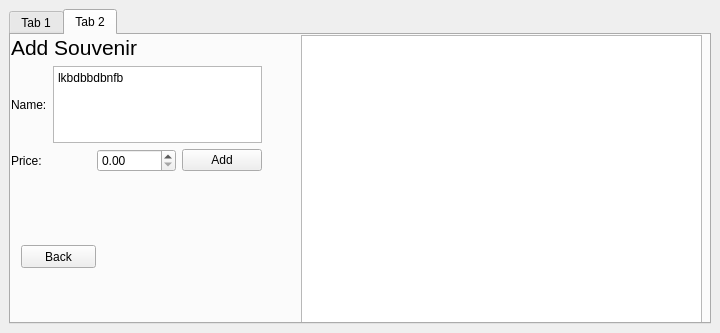
Before: the Qt Designer form admin.ui in mattjang1101/CS1D-Project-1-Go-Big-O-Go-Home-, drawn with Qt 5.
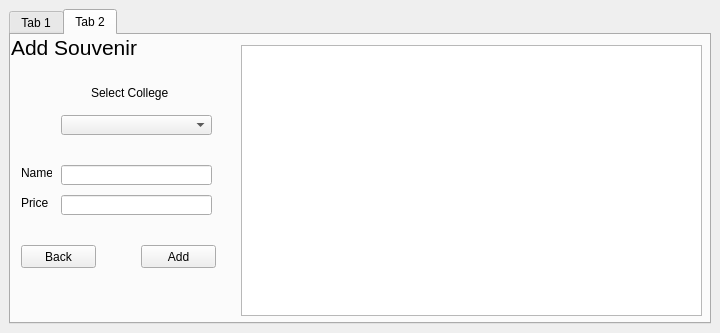
After: the same form once the commit is applied. The open tabs and pages were chosen to show the change.

The edit to the form file:
```diff
--- a/admin.ui
+++ b/admin.ui
@@ -324,58 +324,6 @@
            <string>&lt;html&gt;&lt;head/&gt;&lt;body&gt;&lt;p&gt;&lt;span style=&quot; font-size:16pt;&quot;&gt;Add Souvenir&lt;/span&gt;&lt;/p&gt;&lt;/body&gt;&lt;/html&gt;</string>
           </property>
          </widget>
-         <widget class="QWidget" name="layoutWidget">
-          <property name="geometry">
-           <rect>
-            <x>0</x>
-            <y>31</y>
-            <width>251</width>
-            <height>106</height>
-           </rect>
-          </property>
-          <layout class="QVBoxLayout" name="verticalLayout_5">
-           <item>
-            <layout class="QHBoxLayout" name="name">
-             <item>
-              <widget class="QLabel" name="nameLabel">
-               <property name="text">
-                <string>Name:</string>
-               </property>
-              </widget>
-             </item>
-             <item>
-              <widget class="QPlainTextEdit" name="nameLabelInput">
-               <property name="plainText">
-                <string>lkbdbbdbnfb
-</string>
-               </property>
-              </widget>
-             </item>
-            </layout>
-           </item>
-           <item>
-            <layout class="QHBoxLayout" name="price">
-             <item>
-              <widget class="QLabel" name="priceLabel">
-               <property name="text">
-                <string>Price:</string>
-               </property>
-              </widget>
-             </item>
-             <item>
-              <widget class="QDoubleSpinBox" name="priceInput"/>
-             </item>
-             <item>
-              <widget class="QPushButton" name="addButton">
-               <property name="text">
-                <string>Add</string>
-               </property>
-              </widget>
-             </item>
-            </layout>
-           </item>
-          </layout>
-         </widget>
          <widget class="QPushButton" name="backBtn">
           <property name="geometry">
            <rect>
@@ -392,13 +340,95 @@
          <widget class="QTableView" name="addSouvenirTableView">
           <property name="geometry">
            <rect>
-            <x>290</x>
-            <y>0</y>
-            <width>401</width>
-            <height>291</height>
+            <x>230</x>
+            <y>10</y>
+            <width>461</width>
+            <height>271</height>
            </rect>
           </property>
          </widget>
+         <widget class="QLineEdit" name="addPriceLineEdit">
+          <property name="geometry">
+           <rect>
+            <x>50</x>
+            <y>160</y>
+            <width>151</width>
+            <height>20</height>
+           </rect>
+          </property>
+         </widget>
+         <widget class="QLineEdit" name="addNameLineEdit">
+          <property name="geometry">
+           <rect>
+            <x>50</x>
+            <y>130</y>
+            <width>151</width>
+            <height>20</height>
+           </rect>
+          </property>
+         </widget>
+         <widget class="QLabel" name="label_5">
+          <property name="geometry">
+           <rect>
+            <x>80</x>
+            <y>50</y>
+            <width>91</width>
+            <height>16</height>
+           </rect>
+          </property>
+          <property name="text">
+           <string>Select College</string>
+          </property>
+         </widget>
+         <widget class="QComboBox" name="collegeListComboBox_2">
+          <property name="geometry">
+           <rect>
+            <x>50</x>
+            <y>80</y>
+            <width>151</width>
+            <height>20</height>
+           </rect>
+          </property>
+         </widget>
+         <widget class="QLabel" name="priceLabel">
+          <property name="geometry">
+           <rect>
+            <x>10</x>
+            <y>160</y>
+            <width>27</width>
+            <height>16</height>
+           </rect>
+          </property>
+          <property name="text">
+           <string>Price:</string>
+          </property>
+         </widget>
+         <widget class="QPushButton" name="addButton">
+          <property name="geometry">
+           <rect>
+            <x>130</x>
+            <y>210</y>
+            <width>75</width>
+            <height>23</height>
+           </rect>
+          </property>
+          <property name="text">
+           <string>Add</string>
+          </property>
+         </widget>
+         <widget class="QLabel" name="nameLabel">
+          <property name="geometry">
+           <rect>
+            <x>10</x>
+            <y>130</y>
+            <width>31</width>
+            <height>16</height>
+           </rect>
+          </property>
+          <property name="text">
+           <string>Name:</string>
+          </property>
+         </widget>
         </widget>
         <widget class="QWidget" name="DeleteSouvenir">
          <widget class="QLabel" name="addSouvenirLabel_2">
```
Left out of the diff: 68 changed lines with no effect on the pictures.
